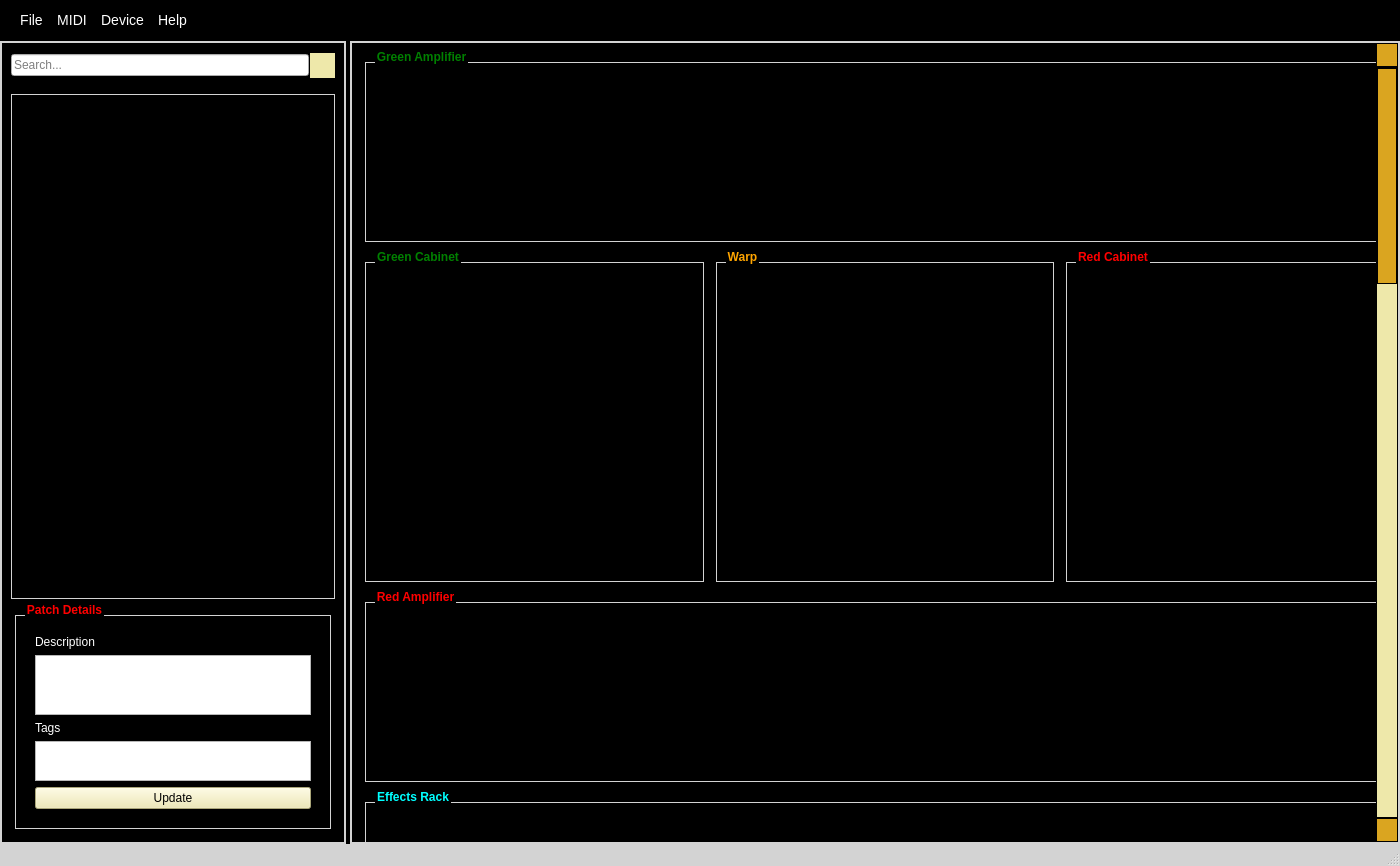
Qt form src/ui/mainwindow.ui (gary-1959/GNXEdit) before a commit.
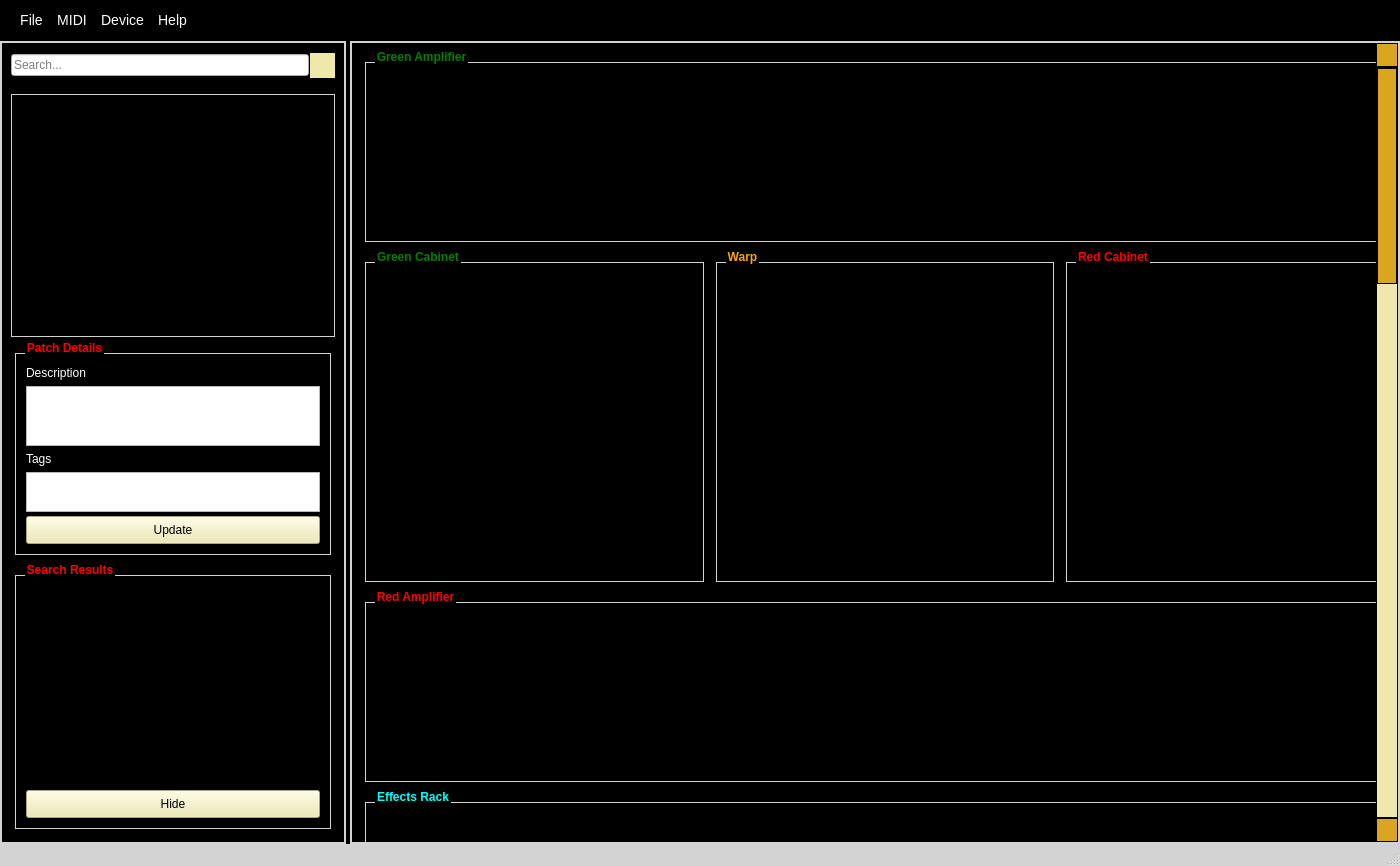
The same form after that commit. Icons and pictures are not drawn. Custom widgets are drawn as their Qt base class.

Commit message: Search feature added

The edit to the form file:
```diff
--- a/src/ui/mainwindow.ui
+++ b/src/ui/mainwindow.ui
@@ -21,7 +21,7 @@
   </property>
   <property name="styleSheet">
    <string notr="true">
-QMainWindow#MainWindow, QSplitter, QWidget#scrollPaneLeft, QWidget#scrollPaneRight,  QScrollArea, QTreeView {
+QMainWindow#MainWindow, QSplitter, QWidget#scrollPaneLeft, QWidget#scrollPaneRight, QScrollArea, QTreeView {
    font-family: 'Arial';
    font-size: 12px; 
    color: white; 
@@ -283,17 +283,20 @@
    font-weight: bold;
    padding-left: 12px;
 }
-#patchDetailsGroupBox {
+#patchDetailsGroupBox, #searchResultsGroupBox {
 	color: red;
 	font-weight: bold;
 }
-#patchDetailsGroupBox QLabel {
+#patchDetailsGroupBox QLabel,
+#searchResultsGroupBox QLabel {
    color: white;
 }
-#patchDetailsGroupBox QPushButton {
+#patchDetailsGroupBox QPushButton,
+#searchResultsGroupBox QPushButton {
    background-color: palegoldenrod;
 }
-#patchDetailsGroupBox QPushButton:pressed {
+#patchDetailsGroupBox QPushButton:pressed,
+#searchResultsGroupBox QPushButton:pressed {
    background-color: goldenrod;
 }
 
@@ -315,7 +318,6 @@
    margin: 0px;
 }
 
-
 </string>
   </property>
   <widget class="QWidget" name="CentralWidget">
@@ -513,14 +515,41 @@
             <string>Patch Details</string>
            </property>
            <layout class="QVBoxLayout" name="verticalLayout_6">
+            <property name="spacing">
+             <number>4</number>
+            </property>
+            <property name="leftMargin">
+             <number>0</number>
+            </property>
+            <property name="topMargin">
+             <number>0</number>
+            </property>
+            <property name="rightMargin">
+             <number>0</number>
+            </property>
+            <property name="bottomMargin">
+             <number>0</number>
+            </property>
             <item>
              <widget class="QLabel" name="label">
               <property name="sizePolicy">
-               <sizepolicy hsizetype="Preferred" vsizetype="Maximum">
+               <sizepolicy hsizetype="Preferred" vsizetype="Fixed">
                 <horstretch>0</horstretch>
                 <verstretch>0</verstretch>
                </sizepolicy>
               </property>
+              <property name="minimumSize">
+               <size>
+                <width>0</width>
+                <height>18</height>
+               </size>
+              </property>
+              <property name="maximumSize">
+               <size>
+                <width>16777215</width>
+                <height>18</height>
+               </size>
+              </property>
               <property name="text">
                <string>Description</string>
               </property>
@@ -529,11 +558,17 @@
             <item>
              <widget class="QPlainTextEdit" name="patchDescription">
               <property name="sizePolicy">
-               <sizepolicy hsizetype="Expanding" vsizetype="Maximum">
+               <sizepolicy hsizetype="Expanding" vsizetype="Fixed">
                 <horstretch>0</horstretch>
                 <verstretch>0</verstretch>
                </sizepolicy>
               </property>
+              <property name="minimumSize">
+               <size>
+                <width>0</width>
+                <height>60</height>
+               </size>
+              </property>
               <property name="maximumSize">
                <size>
                 <width>16777215</width>
@@ -548,11 +583,23 @@
             <item>
              <widget class="QLabel" name="label_2">
               <property name="sizePolicy">
-               <sizepolicy hsizetype="Preferred" vsizetype="Maximum">
+               <sizepolicy hsizetype="Preferred" vsizetype="Fixed">
                 <horstretch>0</horstretch>
                 <verstretch>0</verstretch>
                </sizepolicy>
               </property>
+              <property name="minimumSize">
+               <size>
+                <width>0</width>
+                <height>18</height>
+               </size>
+              </property>
+              <property name="maximumSize">
+               <size>
+                <width>16777215</width>
+                <height>18</height>
+               </size>
+              </property>
               <property name="text">
                <string>Tags</string>
               </property>
@@ -561,11 +608,17 @@
             <item>
              <widget class="QPlainTextEdit" name="patchTags">
               <property name="sizePolicy">
-               <sizepolicy hsizetype="Expanding" vsizetype="Maximum">
+               <sizepolicy hsizetype="Expanding" vsizetype="Fixed">
                 <horstretch>0</horstretch>
                 <verstretch>0</verstretch>
                </sizepolicy>
               </property>
+              <property name="minimumSize">
+               <size>
+                <width>0</width>
+                <height>40</height>
+               </size>
+              </property>
               <property name="maximumSize">
                <size>
                 <width>16777215</width>
@@ -579,9 +632,24 @@
             </item>
             <item>
              <widget class="QPushButton" name="patchDescriptionUpdateButton">
+              <property name="minimumSize">
+               <size>
+                <width>0</width>
+                <height>28</height>
+               </size>
+              </property>
+              <property name="maximumSize">
+               <size>
+                <width>16777215</width>
+                <height>28</height>
+               </size>
+              </property>
               <property name="cursor">
                <cursorShape>PointingHandCursor</cursorShape>
               </property>
+              <property name="styleSheet">
+               <string notr="true"/>
+              </property>
               <property name="text">
                <string>Update</string>
               </property>
@@ -590,6 +658,86 @@
            </layout>
           </widget>
          </item>
+         <item>
+          <widget class="QGroupBox" name="searchResultsGroupBox">
+           <property name="sizePolicy">
+            <sizepolicy hsizetype="Preferred" vsizetype="Maximum">
+             <horstretch>0</horstretch>
+             <verstretch>0</verstretch>
+            </sizepolicy>
+           </property>
+           <property name="title">
+            <string>Search Results</string>
+           </property>
+           <layout class="QVBoxLayout" name="verticalLayout_7">
+            <property name="spacing">
+             <number>4</number>
+            </property>
+            <property name="leftMargin">
+             <number>0</number>
+            </property>
+            <property name="topMargin">
+             <number>0</number>
+            </property>
+            <property name="rightMargin">
+             <number>0</number>
+            </property>
+            <property name="bottomMargin">
+             <number>0</number>
+            </property>
+            <item>
+             <widget class="SearchResults" name="searchResults" native="true">
+              <property name="sizePolicy">
+               <sizepolicy hsizetype="Expanding" vsizetype="Fixed">
+                <horstretch>0</horstretch>
+                <verstretch>0</verstretch>
+               </sizepolicy>
+              </property>
+              <property name="minimumSize">
+               <size>
+                <width>0</width>
+                <height>200</height>
+               </size>
+              </property>
+              <property name="maximumSize">
+               <size>
+                <width>16777215</width>
+                <height>200</height>
+               </size>
+              </property>
+              <property name="readOnly" stdset="0">
+               <bool>true</bool>
+              </property>
+             </widget>
+            </item>
+            <item>
+             <widget class="QPushButton" name="searchResultsHideButton">
+              <property name="minimumSize">
+               <size>
+                <width>0</width>
+                <height>28</height>
+               </size>
+              </property>
+              <property name="maximumSize">
+               <size>
+                <width>16777215</width>
+                <height>28</height>
+               </size>
+              </property>
+              <property name="cursor">
+               <cursorShape>PointingHandCursor</cursorShape>
+              </property>
+              <property name="styleSheet">
+               <string notr="true"/>
+              </property>
+              <property name="text">
+               <string>Hide</string>
+              </property>
+             </widget>
+            </item>
+           </layout>
+          </widget>
+         </item>
         </layout>
        </widget>
       </widget>
@@ -1202,6 +1350,11 @@
    <extends>QWidget</extends>
    <header>lfoface</header>
   </customwidget>
+  <customwidget>
+   <class>SearchResults</class>
+   <extends>QWidget</extends>
+   <header>searchresults.h</header>
+  </customwidget>
  </customwidgets>
  <resources/>
  <connections/>
```
Left out of the diff: 8 changed lines with no effect on the pictures. The commit also changes 13 other files.
